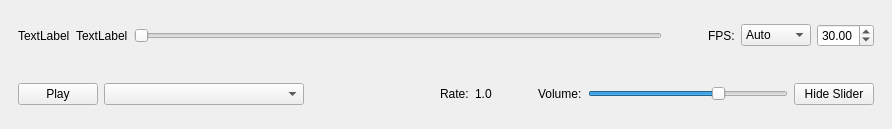
FilmColors/VIAN, file qt_ui/PlayerControls.ui: the form before one commit.
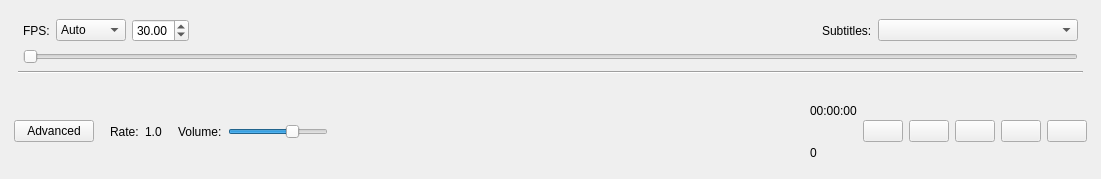
The form after the commit. Icons and pictures are not drawn.

```diff
--- a/qt_ui/PlayerControls.ui
+++ b/qt_ui/PlayerControls.ui
@@ -6,8 +6,8 @@
    <rect>
     <x>0</x>
     <y>0</y>
-    <width>892</width>
-    <height>129</height>
+    <width>1101</width>
+    <height>179</height>
    </rect>
   </property>
   <property name="sizePolicy">
@@ -18,7 +18,7 @@
   </property>
   <property name="minimumSize">
    <size>
-    <width>0</width>
+    <width>1000</width>
     <height>0</height>
    </size>
   </property>
@@ -34,56 +34,15 @@
      <layout class="QVBoxLayout" name="vl_controls">
       <item>
        <widget class="QWidget" name="slidercontainer" native="true">
-        <layout class="QHBoxLayout" name="sliderContainer">
+        <layout class="QVBoxLayout" name="verticalLayout">
          <item>
-          <widget class="QLabel" name="lbl_position_time">
-           <property name="text">
-            <string>TextLabel</string>
+          <layout class="QHBoxLayout" name="horizontalLayout_2">
+           <property name="leftMargin">
+            <number>5</number>
            </property>
-          </widget>
-         </item>
-         <item>
-          <widget class="QLabel" name="lbl_position_frame">
-           <property name="text">
-            <string>TextLabel</string>
+           <property name="rightMargin">
+            <number>5</number>
            </property>
-          </widget>
-         </item>
-         <item>
-          <widget class="QSlider" name="sl_position">
-           <property name="sizePolicy">
-            <sizepolicy hsizetype="Expanding" vsizetype="Fixed">
-             <horstretch>0</horstretch>
-             <verstretch>0</verstretch>
-            </sizepolicy>
-           </property>
-           <property name="maximum">
-            <number>10000</number>
-           </property>
-           <property name="pageStep">
-            <number>1</number>
-           </property>
-           <property name="orientation">
-            <enum>Qt::Horizontal</enum>
-           </property>
-          </widget>
-         </item>
-         <item>
-          <spacer name="horizontalSpacer">
-           <property name="orientation">
-            <enum>Qt::Horizontal</enum>
-           </property>
-           <property name="sizeType">
-            <enum>QSizePolicy::Fixed</enum>
-           </property>
-           <property name="sizeHint" stdset="0">
-            <size>
-             <width>40</width>
-             <height>20</height>
-            </size>
-           </property>
-          </spacer>
-         </item>
          <item>
           <widget class="QLabel" name="label_3">
            <property name="text">
@@ -115,22 +74,26 @@
            </property>
           </widget>
          </item>
-        </layout>
-       </widget>
+           <item>
+            <spacer name="horizontalSpacer">
+             <property name="orientation">
+              <enum>Qt::Horizontal</enum>
+             </property>
+             <property name="sizeType">
+              <enum>QSizePolicy::Expanding</enum>
+             </property>
+             <property name="sizeHint" stdset="0">
+              <size>
+               <width>40</width>
+               <height>20</height>
+              </size>
+             </property>
+            </spacer>
       </item>
       <item>
-       <widget class="QWidget" name="controlsContainer" native="true">
-        <layout class="QHBoxLayout" name="hl_bottom">
-         <item>
-          <widget class="QPushButton" name="btn_play">
-           <property name="sizePolicy">
-            <sizepolicy hsizetype="Fixed" vsizetype="Fixed">
-             <horstretch>0</horstretch>
-             <verstretch>0</verstretch>
-            </sizepolicy>
-           </property>
+            <widget class="QLabel" name="label_4">
            <property name="text">
-            <string>Play</string>
+              <string>Subtitles:</string>
            </property>
           </widget>
          </item>
@@ -156,11 +119,70 @@
            </property>
           </widget>
          </item>
+          </layout>
+         </item>
+         <item>
+          <layout class="QHBoxLayout" name="horizontalLayout">
+           <property name="leftMargin">
+            <number>5</number>
+           </property>
+           <property name="rightMargin">
+            <number>5</number>
+           </property>
+           <item>
+            <widget class="QSlider" name="sl_position">
+             <property name="sizePolicy">
+              <sizepolicy hsizetype="Expanding" vsizetype="Fixed">
+               <horstretch>0</horstretch>
+               <verstretch>0</verstretch>
+              </sizepolicy>
+             </property>
+             <property name="maximum">
+              <number>10000</number>
+             </property>
+             <property name="pageStep">
+              <number>1</number>
+             </property>
+             <property name="orientation">
+              <enum>Qt::Horizontal</enum>
+             </property>
+            </widget>
+           </item>
+          </layout>
+         </item>
+         <item>
+          <widget class="Line" name="line">
+           <property name="orientation">
+            <enum>Qt::Horizontal</enum>
+           </property>
+          </widget>
+         </item>
+        </layout>
+       </widget>
+      </item>
+      <item>
+       <widget class="QWidget" name="controlsContainer" native="true">
+        <layout class="QHBoxLayout" name="hl_bottom">
+         <property name="leftMargin">
+          <number>5</number>
+         </property>
+         <property name="topMargin">
+          <number>0</number>
+         </property>
+         <property name="rightMargin">
+          <number>5</number>
+         </property>
+         <property name="bottomMargin">
+          <number>0</number>
+         </property>
          <item>
           <spacer name="horizontalSpacer_3">
            <property name="orientation">
             <enum>Qt::Horizontal</enum>
            </property>
+           <property name="sizeType">
+            <enum>QSizePolicy::Fixed</enum>
+           </property>
            <property name="sizeHint" stdset="0">
             <size>
              <width>0</width>
@@ -169,6 +191,29 @@
            </property>
           </spacer>
          </item>
+         <item>
+          <widget class="QPushButton" name="btn_HideSlider">
+           <property name="text">
+            <string>Advanced</string>
+           </property>
+          </widget>
+         </item>
+         <item>
+          <spacer name="horizontalSpacer_5">
+           <property name="orientation">
+            <enum>Qt::Horizontal</enum>
+           </property>
+           <property name="sizeType">
+            <enum>QSizePolicy::Fixed</enum>
+           </property>
+           <property name="sizeHint" stdset="0">
+            <size>
+             <width>10</width>
+             <height>20</height>
+            </size>
+           </property>
+          </spacer>
+         </item>
          <item>
           <widget class="QLabel" name="label">
            <property name="text">
@@ -184,7 +229,7 @@
           </widget>
          </item>
          <item>
-          <spacer name="horizontalSpacer_2">
+          <spacer name="horizontalSpacer_4">
            <property name="orientation">
             <enum>Qt::Horizontal</enum>
            </property>
@@ -193,7 +238,7 @@
            </property>
            <property name="sizeHint" stdset="0">
             <size>
-             <width>40</width>
+             <width>10</width>
              <height>20</height>
             </size>
            </property>
@@ -209,7 +254,7 @@
          <item>
           <widget class="QSlider" name="sl_volume">
            <property name="sizePolicy">
-            <sizepolicy hsizetype="Minimum" vsizetype="Fixed">
+            <sizepolicy hsizetype="Fixed" vsizetype="Fixed">
              <horstretch>1</horstretch>
              <verstretch>0</verstretch>
             </sizepolicy>
@@ -222,7 +267,7 @@
            </property>
            <property name="maximumSize">
             <size>
-             <width>200</width>
+             <width>100</width>
              <height>16777215</height>
             </size>
            </property>
@@ -241,11 +286,152 @@
           </widget>
          </item>
          <item>
-          <widget class="QPushButton" name="btn_HideSlider">
+          <spacer name="horizontalSpacer_2">
+           <property name="orientation">
+            <enum>Qt::Horizontal</enum>
+           </property>
+           <property name="sizeType">
+            <enum>QSizePolicy::Expanding</enum>
+           </property>
+           <property name="sizeHint" stdset="0">
+            <size>
+             <width>40</width>
+             <height>20</height>
+            </size>
+           </property>
+          </spacer>
+         </item>
+         <item>
+          <layout class="QVBoxLayout" name="verticalLayout_3">
+           <item>
+            <widget class="QLabel" name="lbl_position_time">
            <property name="text">
-            <string>Hide Slider</string>
-           </property>
-          </widget>
+              <string>00:00:00</string>
+             </property>
+            </widget>
+           </item>
+           <item>
+            <widget class="QLabel" name="lbl_position_frame">
+             <property name="text">
+              <string>0</string>
+             </property>
+            </widget>
+           </item>
+          </layout>
+         </item>
+         <item>
+          <layout class="QVBoxLayout" name="verticalLayout_2">
+           <item>
+            <layout class="QHBoxLayout" name="horizontalLayout_3">
+             <item>
+              <widget class="QPushButton" name="btn_ToStart">
+               <property name="text">
+                <string/>
+               </property>
+               <property name="icon">
+                <iconset>
+                 <normaloff>icons/icon_tostart.png</normaloff>icons/icon_tostart.png</iconset>
+               </property>
+               <property name="iconSize">
+                <size>
+                 <width>30</width>
+                 <height>30</height>
+                </size>
+               </property>
+              </widget>
+             </item>
+             <item>
+              <widget class="QPushButton" name="btn_FastBackwards">
+               <property name="text">
+                <string/>
+               </property>
+               <property name="icon">
+                <iconset>
+                 <normaloff>icons/icon_backward.png</normaloff>
+                 <activeoff>icons/icon_backward.png</activeoff>
+                 <activeon>icons/icon_backward_active.png</activeon>icons/icon_backward.png</iconset>
+               </property>
+               <property name="iconSize">
+                <size>
+                 <width>30</width>
+                 <height>30</height>
+                </size>
+               </property>
+               <property name="checkable">
+                <bool>true</bool>
+               </property>
+              </widget>
+             </item>
+             <item>
+              <widget class="QPushButton" name="btn_play">
+               <property name="sizePolicy">
+                <sizepolicy hsizetype="Fixed" vsizetype="Fixed">
+                 <horstretch>0</horstretch>
+                 <verstretch>0</verstretch>
+                </sizepolicy>
+               </property>
+               <property name="text">
+                <string/>
+               </property>
+               <property name="icon">
+                <iconset>
+                 <normaloff>icons/icon_play.png</normaloff>
+                 <activeoff>icons/icon_play.png</activeoff>
+                 <activeon>icons/icon_pause.png</activeon>icons/icon_play.png</iconset>
+               </property>
+               <property name="iconSize">
+                <size>
+                 <width>40</width>
+                 <height>40</height>
+                </size>
+               </property>
+               <property name="checkable">
+                <bool>true</bool>
+               </property>
+              </widget>
+             </item>
+             <item>
+              <widget class="QPushButton" name="btn_FastForward">
+               <property name="text">
+                <string/>
+               </property>
+               <property name="icon">
+                <iconset>
+                 <normaloff>icons/icon_forward.png</normaloff>
+                 <activeoff>icons/icon_forward.png</activeoff>
+                 <activeon>icons/icon_forward_active.png</activeon>icons/icon_forward.png</iconset>
+               </property>
+               <property name="iconSize">
+                <size>
+                 <width>30</width>
+                 <height>30</height>
+                </size>
+               </property>
+               <property name="checkable">
+                <bool>true</bool>
+               </property>
+              </widget>
+             </item>
+             <item>
+              <widget class="QPushButton" name="btn_ToEnd">
+               <property name="text">
+                <string/>
+               </property>
+               <property name="icon">
+                <iconset>
+                 <normaloff>icons/icon_toend.png</normaloff>icons/icon_toend.png</iconset>
+               </property>
+               <property name="iconSize">
+                <size>
+                 <width>30</width>
+                 <height>30</height>
+                </size>
+               </property>
+              </widget>
+             </item>
+            </layout>
+           </item>
+          </layout>
          </item>
         </layout>
        </widget>
```
Lines whose indentation alone changed are shown as unchanged.
